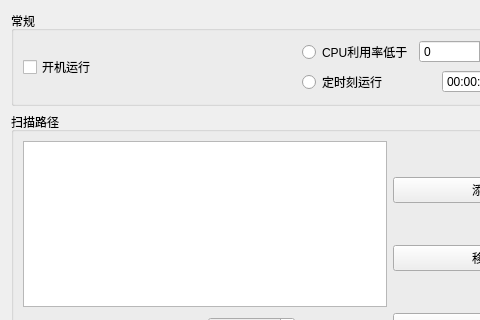
Qt form settingsdialog.ui (lvyilin/SmartFilesManager) before a commit; both pictures show x 0 to 480 and y 0 to 320 of the 598 by 496 pixel window.
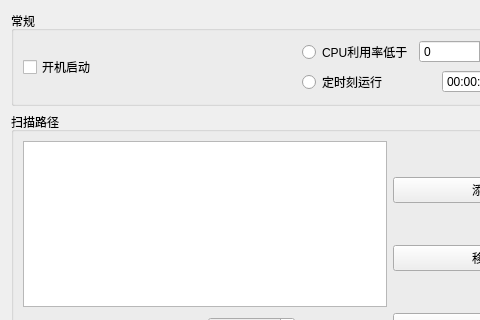
The same form after that commit.

Patch:
```diff
--- a/settingsdialog.ui
+++ b/settingsdialog.ui
@@ -30,7 +30,7 @@
       <item row="0" column="0">
        <widget class="QCheckBox" name="checkBoxStartAtBoot">
         <property name="text">
-         <string>开机运行</string>
+         <string>开机启动</string>
         </property>
        </widget>
       </item>
```
